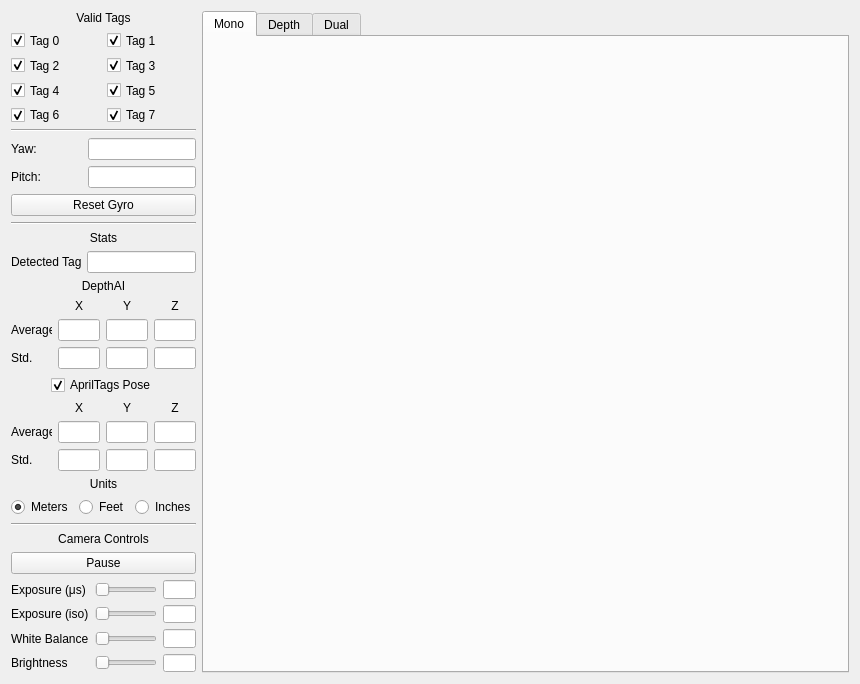
Above: designer/debugWindow.ui from 4201VitruvianBots/DepthAIAprilTags before the change. Below: the same form after it.
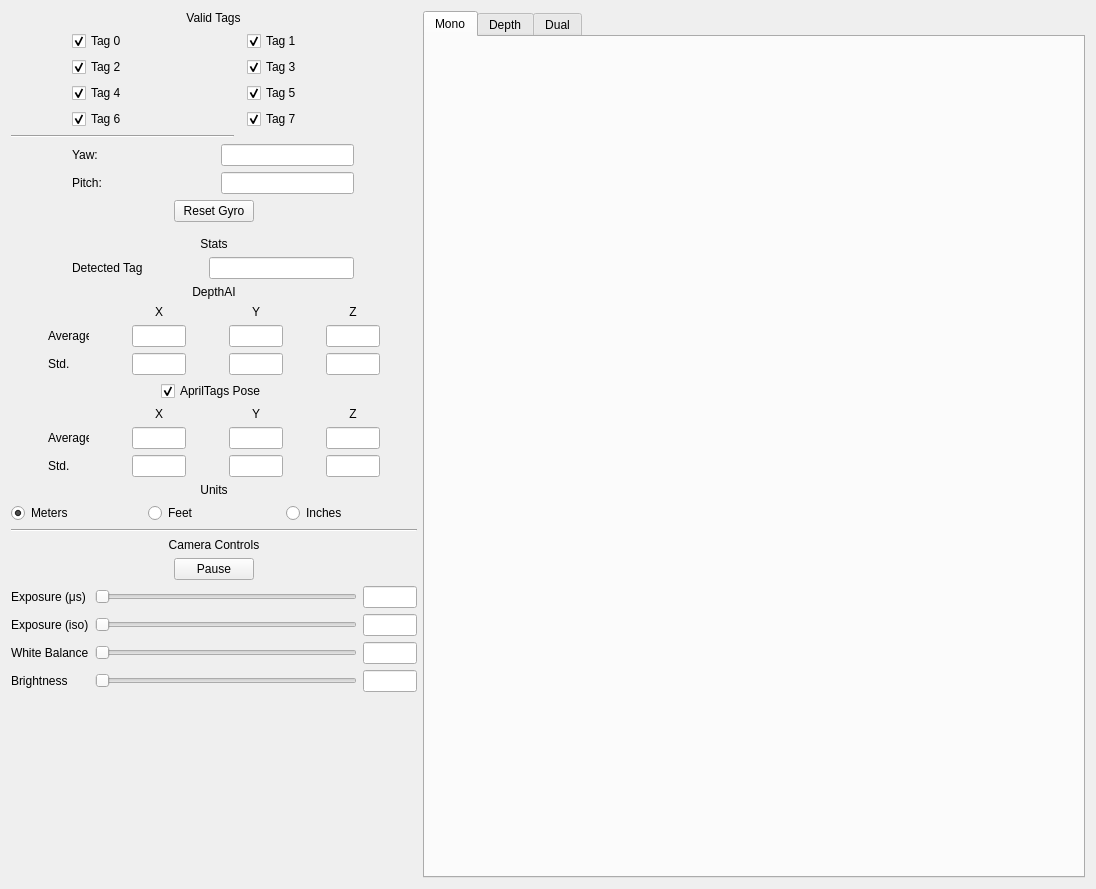
That is the form after the change.

Commit message: Updated navX default serial port settings

Diff of the .ui file:
```diff
--- a/designer/debugWindow.ui
+++ b/designer/debugWindow.ui
@@ -6,8 +6,8 @@
    <rect>
     <x>0</x>
     <y>0</y>
-    <width>860</width>
-    <height>684</height>
+    <width>1096</width>
+    <height>889</height>
    </rect>
   </property>
   <property name="minimumSize">
@@ -28,7 +28,7 @@
   <layout class="QGridLayout" name="gridLayout_12">
    <item row="0" column="0">
     <layout class="QVBoxLayout" name="verticalLayout">
-     <item>
+     <item alignment="Qt::AlignHCenter">
       <widget class="QLabel" name="label">
        <property name="maximumSize">
         <size>
@@ -269,7 +269,7 @@
        </item>
       </layout>
      </item>
-     <item>
+     <item alignment="Qt::AlignHCenter">
       <widget class="QPushButton" name="resetGyroBtn">
        <property name="maximumSize">
         <size>
@@ -282,11 +282,11 @@
        </property>
       </widget>
      </item>
-     <item>
+     <item alignment="Qt::AlignHCenter">
       <widget class="Line" name="line_2">
        <property name="maximumSize">
         <size>
-         <width>223</width>
+         <width>16777215</width>
          <height>16777215</height>
         </size>
        </property>
@@ -338,7 +338,7 @@
        </item>
       </layout>
      </item>
-     <item>
+     <item alignment="Qt::AlignHCenter">
       <widget class="QLabel" name="label_4">
        <property name="maximumSize">
         <size>
@@ -719,7 +719,7 @@
        </property>
       </widget>
      </item>
-     <item>
+     <item alignment="Qt::AlignHCenter">
       <widget class="QPushButton" name="pauseResumeBtn">
        <property name="maximumSize">
         <size>
```
The commit also changes 2 other files.
